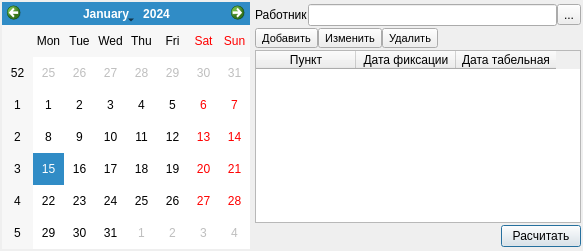
Before: the Qt Designer form ui/staff_traffic.ui in Meller008/CRM-Avi, drawn with Qt 5.
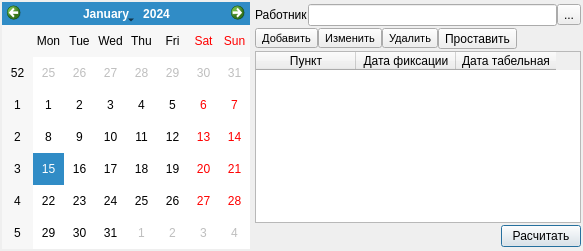
After: the same form once the commit is applied.

Commit message: работа - Добавлена возможность проставить весь месяц в посещаемости!

```diff
--- a/ui/staff_traffic.ui
+++ b/ui/staff_traffic.ui
@@ -152,6 +152,13 @@
          </property>
         </widget>
        </item>
+       <item>
+        <widget class="QToolButton" name="toolButton">
+         <property name="text">
+          <string>Проставить</string>
+         </property>
+        </widget>
+       </item>
        <item>
         <spacer name="horizontalSpacer">
          <property name="orientation">
```
Left out of the diff: 17 changed lines with no effect on the pictures. The commit also changes 1 other file.
